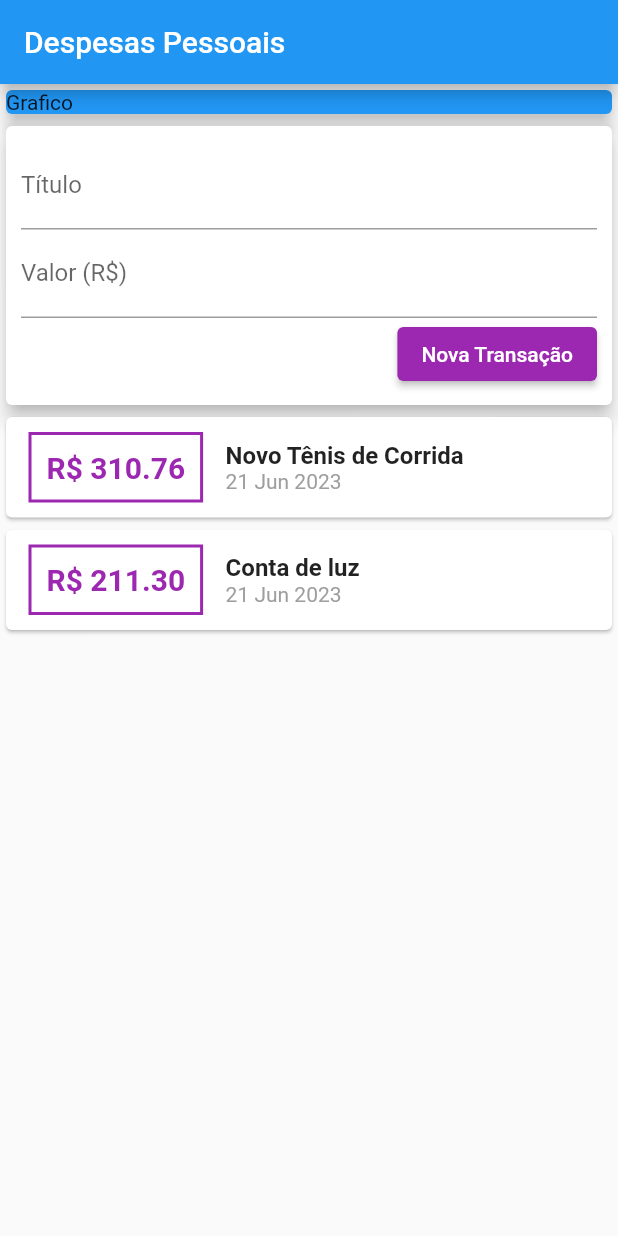
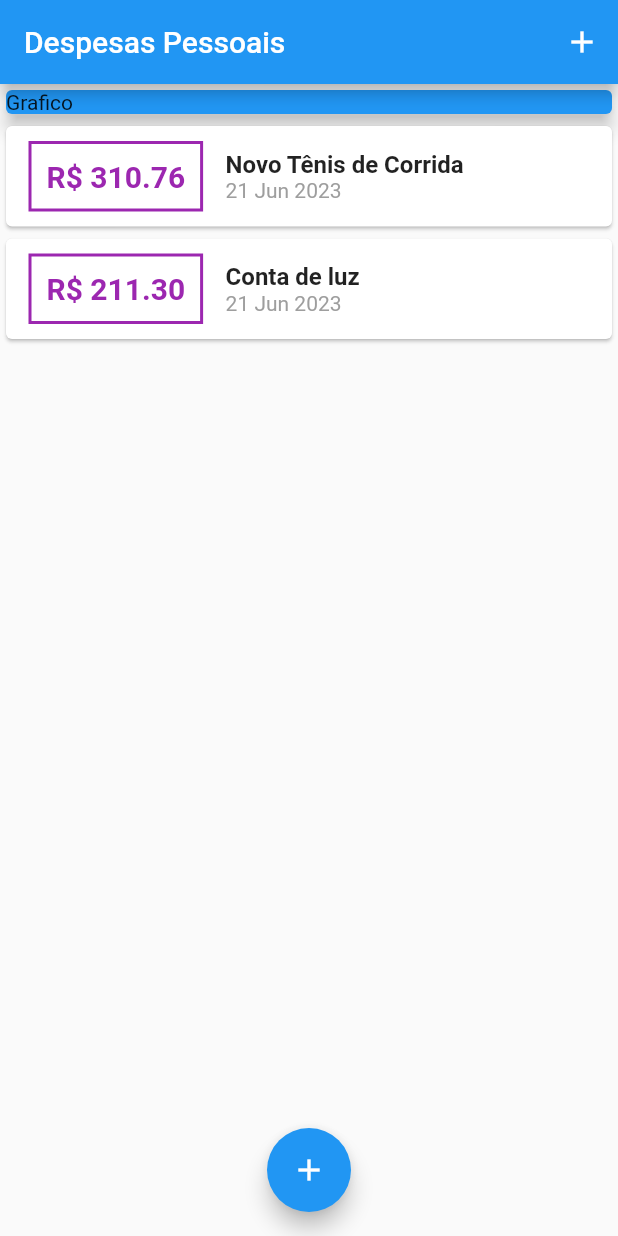
Before and after one commit to adejar12/flutter, a Flutter app: the screen it shows after launch, on a phone screen of 412 x 824 dp. Run offline on Flutter 3.47's test engine with Material 2 defaults, Android fonts, the phone set to English and light mode, and no system bars.

Commit message:
chore: att project

```diff
--- a/despesas/lib/main.dart
+++ b/despesas/lib/main.dart
@@ -1,5 +1,8 @@
-import 'package:despesas/components/transaction_user.dart';
+import 'package:despesas/components/transaction_form.dart';
 import 'package:flutter/material.dart';
+import 'package:despesas/models/transation.dart';
+import 'package:despesas/components/transaction_list.dart';
+import 'dart:math';
 
 main() => runApp(ExpensesApp());
 
@@ -14,12 +17,61 @@ class ExpensesApp extends StatelessWidget {
   }
 }
 
-class MyHomePage extends StatelessWidget {
+class MyHomePage extends StatefulWidget {
+  @override
+  State<MyHomePage> createState() => _MyHomePageState();
+}
+
+class _MyHomePageState extends State<MyHomePage> {
+  final _transactions = [
+    Transaction(
+      id: 't1',
+      title: 'Novo Tênis de Corrida',
+      value: 310.76,
+      date: DateTime.now(),
+    ),
+    Transaction(
+      id: 't2',
+      title: 'Conta de luz',
+      value: 211.30,
+      date: DateTime.now(),
+    )
+  ];
+
+  _addTransaction(String title, double value) {
+    final newTrasation = Transaction(
+      id: Random().nextDouble().toString(),
+      title: title,
+      value: value,
+      date: DateTime.now(),
+    );
+
+    setState(() {
+      _transactions.add(newTrasation);
+    });
+  }
+
+  _openTransactionFormModal(BuildContext context) {
+    showModalBottomSheet(
+        context: context,
+        builder: (ctx) {
+          return TransactionForm(onSubmit: _addTransaction);
+        });
+  }
+
   @override
   Widget build(BuildContext context) {
     return Scaffold(
       appBar: AppBar(
         title: Text('Despesas Pessoais'),
+        /** Botão de + na navbar */
+        actions: [
+          IconButton(
+              onPressed: () {
+                _openTransactionFormModal(context);
+              },
+              icon: Icon(Icons.add))
+        ],
       ),
       body: SingleChildScrollView(
         child:
@@ -31,9 +83,16 @@ class MyHomePage extends StatelessWidget {
               elevation: 5,
             ),
           ),
-          TransactionUser(),
+          TransactionList(transactions: _transactions),
         ]),
       ),
+      floatingActionButton: FloatingActionButton(
+        child: Icon(Icons.add),
+        onPressed: () {
+          _openTransactionFormModal(context);
+        },
+      ),
+      floatingActionButtonLocation: FloatingActionButtonLocation.centerFloat,
     );
   }
 }
```
Also changed, not shown: despesas/pubspec.lock, 1 other file.
